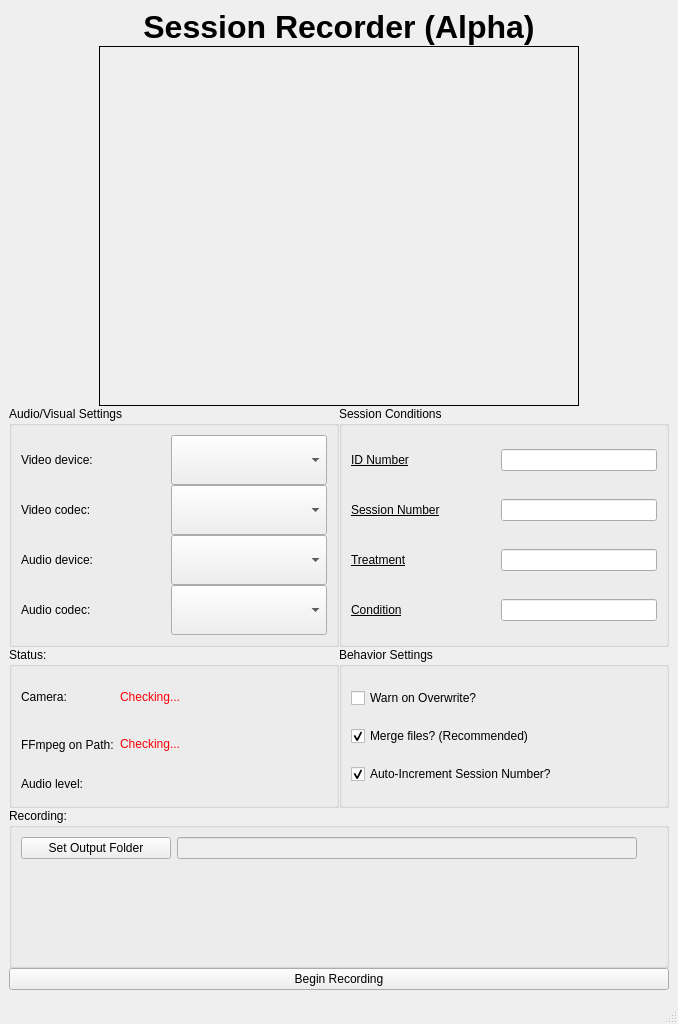
This is avrecorder.ui in miyamot0/SessionRecorder as Qt 5 draws it before an edit. The edited form follows.
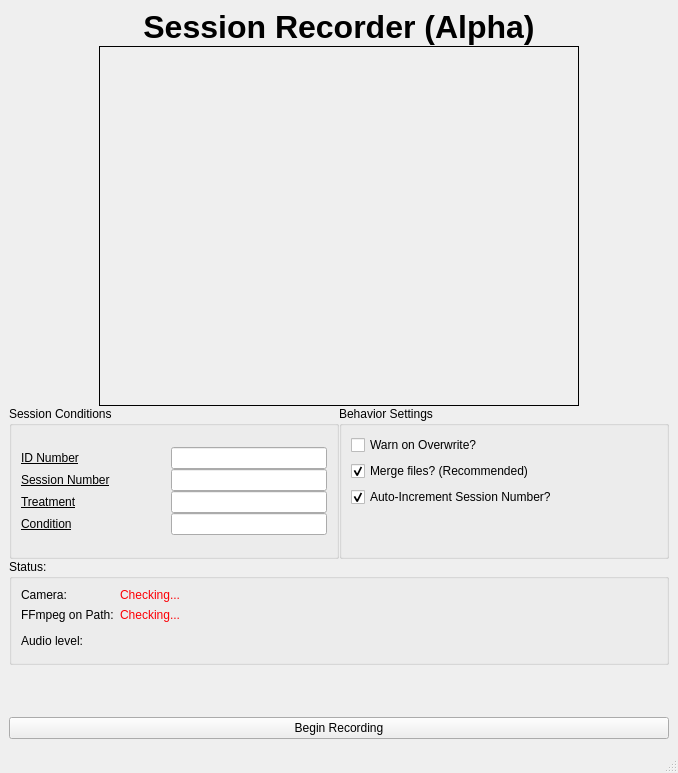
This is the edited form.

The edit to the form file:
```diff
--- a/avrecorder.ui
+++ b/avrecorder.ui
@@ -7,7 +7,7 @@
     <x>0</x>
     <y>0</y>
     <width>678</width>
-    <height>1024</height>
+    <height>773</height>
    </rect>
   </property>
   <property name="sizePolicy">
@@ -123,120 +123,6 @@
           <property name="spacing">
            <number>0</number>
           </property>
-          <item>
-           <widget class="QGroupBox" name="groupBox_3">
-            <property name="sizePolicy">
-             <sizepolicy hsizetype="MinimumExpanding" vsizetype="Preferred">
-              <horstretch>0</horstretch>
-              <verstretch>0</verstretch>
-             </sizepolicy>
-            </property>
-            <property name="title">
-             <string>Audio/Visual Settings</string>
-            </property>
-            <layout class="QGridLayout" name="gridLayout_6">
-             <item row="0" column="0">
-              <layout class="QGridLayout" name="gridLayout_5" columnstretch="0,0" rowminimumheight="50,50,50,0">
-               <property name="sizeConstraint">
-                <enum>QLayout::SetMaximumSize</enum>
-               </property>
-               <property name="spacing">
-                <number>0</number>
-               </property>
-               <item row="3" column="0">
-                <widget class="QLabel" name="label_4">
-                 <property name="text">
-                  <string>Audio codec:</string>
-                 </property>
-                </widget>
-               </item>
-               <item row="0" column="1">
-                <widget class="QComboBox" name="videoDeviceBox">
-                 <property name="enabled">
-                  <bool>true</bool>
-                 </property>
-                 <property name="sizePolicy">
-                  <sizepolicy hsizetype="Preferred" vsizetype="Preferred">
-                   <horstretch>0</horstretch>
-                   <verstretch>0</verstretch>
-                  </sizepolicy>
-                 </property>
-                </widget>
-               </item>
-               <item row="2" column="1">
-                <widget class="QComboBox" name="audioDeviceBox">
-                 <property name="sizePolicy">
-                  <sizepolicy hsizetype="Preferred" vsizetype="Preferred">
-                   <horstretch>0</horstretch>
-                   <verstretch>0</verstretch>
-                  </sizepolicy>
-                 </property>
-                 <property name="currentIndex">
-                  <number>-1</number>
-                 </property>
-                </widget>
-               </item>
-               <item row="3" column="1">
-                <widget class="QComboBox" name="audioCodecBox">
-                 <property name="sizePolicy">
-                  <sizepolicy hsizetype="Preferred" vsizetype="Preferred">
-                   <horstretch>0</horstretch>
-                   <verstretch>0</verstretch>
-                  </sizepolicy>
-                 </property>
-                </widget>
-               </item>
-               <item row="0" column="0">
-                <widget class="QLabel" name="label_12">
-                 <property name="minimumSize">
-                  <size>
-                   <width>150</width>
-                   <height>0</height>
-                  </size>
-                 </property>
-                 <property name="maximumSize">
-                  <size>
-                   <width>150</width>
-                   <height>16777215</height>
-                  </size>
-                 </property>
-                 <property name="text">
-                  <string>Video device:</string>
-                 </property>
-                </widget>
-               </item>
-               <item row="2" column="0">
-                <widget class="QLabel" name="label_5">
-                 <property name="text">
-                  <string>Audio device:</string>
-                 </property>
-                </widget>
-               </item>
-               <item row="1" column="0">
-                <widget class="QLabel" name="label_3">
-                 <property name="text">
-                  <string>Video codec:</string>
-                 </property>
-                </widget>
-               </item>
-               <item row="1" column="1">
-                <widget class="QComboBox" name="comboBoxCodec">
-                 <property name="enabled">
-                  <bool>true</bool>
-                 </property>
-                 <property name="sizePolicy">
-                  <sizepolicy hsizetype="Preferred" vsizetype="Preferred">
-                   <horstretch>0</horstretch>
-                   <verstretch>0</verstretch>
-                  </sizepolicy>
-                 </property>
-                </widget>
-               </item>
-              </layout>
-             </item>
-            </layout>
-           </widget>
-          </item>
           <item>
            <widget class="QGroupBox" name="groupBox">
             <property name="sizePolicy">
@@ -250,7 +136,7 @@
             </property>
             <layout class="QGridLayout" name="gridLayout_4">
              <item row="0" column="0">
-              <layout class="QGridLayout" name="gridLayout_2" columnstretch="0,0" rowminimumheight="50,50,50,50">
+              <layout class="QGridLayout" name="gridLayout_2" columnstretch="0,0" rowminimumheight="0,0,0,0">
                <property name="sizeConstraint">
                 <enum>QLayout::SetDefaultConstraint</enum>
                </property>
@@ -280,6 +166,12 @@
                </item>
                <item row="0" column="1">
                 <widget class="QLineEdit" name="lineEditId">
+                 <property name="sizePolicy">
+                  <sizepolicy hsizetype="Expanding" vsizetype="Fixed">
+                   <horstretch>0</horstretch>
+                   <verstretch>0</verstretch>
+                  </sizepolicy>
+                 </property>
                  <property name="acceptDrops">
                   <bool>false</bool>
                  </property>
@@ -339,6 +231,64 @@
             </layout>
            </widget>
           </item>
+          <item>
+           <widget class="QGroupBox" name="groupBox_5">
+            <property name="sizePolicy">
+             <sizepolicy hsizetype="MinimumExpanding" vsizetype="Preferred">
+              <horstretch>0</horstretch>
+              <verstretch>0</verstretch>
+             </sizepolicy>
+            </property>
+            <property name="title">
+             <string>Behavior Settings</string>
+            </property>
+            <layout class="QVBoxLayout" name="verticalLayout">
+             <item>
+              <widget class="QCheckBox" name="checkBoxNag">
+               <property name="text">
+                <string>Warn on Overwrite?</string>
+               </property>
+              </widget>
+             </item>
+             <item>
+              <widget class="QCheckBox" name="checkBox">
+               <property name="text">
+                <string>Merge files? (Recommended)</string>
+               </property>
+               <property name="checkable">
+                <bool>true</bool>
+               </property>
+               <property name="checked">
+                <bool>true</bool>
+               </property>
+              </widget>
+             </item>
+             <item>
+              <widget class="QCheckBox" name="checkBox_2">
+               <property name="text">
+                <string>Auto-Increment Session Number?</string>
+               </property>
+               <property name="checked">
+                <bool>true</bool>
+               </property>
+              </widget>
+             </item>
+             <item>
+              <spacer name="verticalSpacer">
+               <property name="orientation">
+                <enum>Qt::Vertical</enum>
+               </property>
+               <property name="sizeHint" stdset="0">
+                <size>
+                 <width>20</width>
+                 <height>40</height>
+                </size>
+               </property>
+              </spacer>
+             </item>
+            </layout>
+           </widget>
+          </item>
          </layout>
         </item>
         <item>
@@ -448,123 +398,20 @@
             </layout>
            </widget>
           </item>
-          <item>
-           <widget class="QGroupBox" name="groupBox_5">
-            <property name="sizePolicy">
-             <sizepolicy hsizetype="MinimumExpanding" vsizetype="Preferred">
-              <horstretch>0</horstretch>
-              <verstretch>0</verstretch>
-             </sizepolicy>
-            </property>
-            <property name="title">
-             <string>Behavior Settings</string>
-            </property>
-            <layout class="QVBoxLayout" name="verticalLayout">
-             <item>
-              <widget class="QCheckBox" name="checkBoxNag">
-               <property name="text">
-                <string>Warn on Overwrite?</string>
-               </property>
-              </widget>
-             </item>
-             <item>
-              <widget class="QCheckBox" name="checkBox">
-               <property name="text">
-                <string>Merge files? (Recommended)</string>
-               </property>
-               <property name="checkable">
-                <bool>true</bool>
-               </property>
-               <property name="checked">
-                <bool>true</bool>
-               </property>
-              </widget>
-             </item>
-             <item>
-              <widget class="QCheckBox" name="checkBox_2">
-               <property name="text">
-                <string>Auto-Increment Session Number?</string>
-               </property>
-               <property name="checked">
-                <bool>true</bool>
-               </property>
-              </widget>
-             </item>
-            </layout>
-           </widget>
-          </item>
          </layout>
         </item>
         <item>
-         <widget class="QGroupBox" name="groupBox_2">
-          <property name="sizePolicy">
-           <sizepolicy hsizetype="Preferred" vsizetype="Preferred">
-            <horstretch>0</horstretch>
-            <verstretch>0</verstretch>
-           </sizepolicy>
+         <spacer name="verticalSpacer_2">
+          <property name="orientation">
+           <enum>Qt::Vertical</enum>
           </property>
-          <property name="minimumSize">
+          <property name="sizeHint" stdset="0">
            <size>
-            <width>0</width>
-            <height>80</height>
+            <width>20</width>
+            <height>40</height>
            </size>
           </property>
-          <property name="title">
-           <string>Recording:</string>
-          </property>
-          <layout class="QFormLayout" name="formLayout">
-           <item row="0" column="0">
-            <widget class="QPushButton" name="outputButton">
-             <property name="sizePolicy">
-              <sizepolicy hsizetype="MinimumExpanding" vsizetype="Fixed">
-               <horstretch>0</horstretch>
-               <verstretch>0</verstretch>
-              </sizepolicy>
-             </property>
-             <property name="minimumSize">
-              <size>
-               <width>150</width>
-               <height>0</height>
-              </size>
-             </property>
-             <property name="maximumSize">
-              <size>
-               <width>150</width>
-               <height>16777215</height>
-              </size>
-             </property>
-             <property name="text">
-              <string>Set Output Folder</string>
-             </property>
-            </widget>
-           </item>
-           <item row="0" column="1">
-            <widget class="QLineEdit" name="lineEditOutputFolder">
-             <property name="enabled">
-              <bool>false</bool>
-             </property>
-             <property name="sizePolicy">
-              <sizepolicy hsizetype="Preferred" vsizetype="Fixed">
-               <horstretch>0</horstretch>
-               <verstretch>0</verstretch>
-              </sizepolicy>
-             </property>
-             <property name="minimumSize">
-              <size>
-               <width>460</width>
-               <height>0</height>
-              </size>
-             </property>
-             <property name="maximumSize">
-              <size>
-               <width>460</width>
-               <height>16777215</height>
-              </size>
-             </property>
-            </widget>
-           </item>
-          </layout>
-         </widget>
+         </spacer>
         </item>
         <item>
          <widget class="QPushButton" name="recordButton">
```
Left out of the diff: 6 changed lines with no effect on the pictures.
